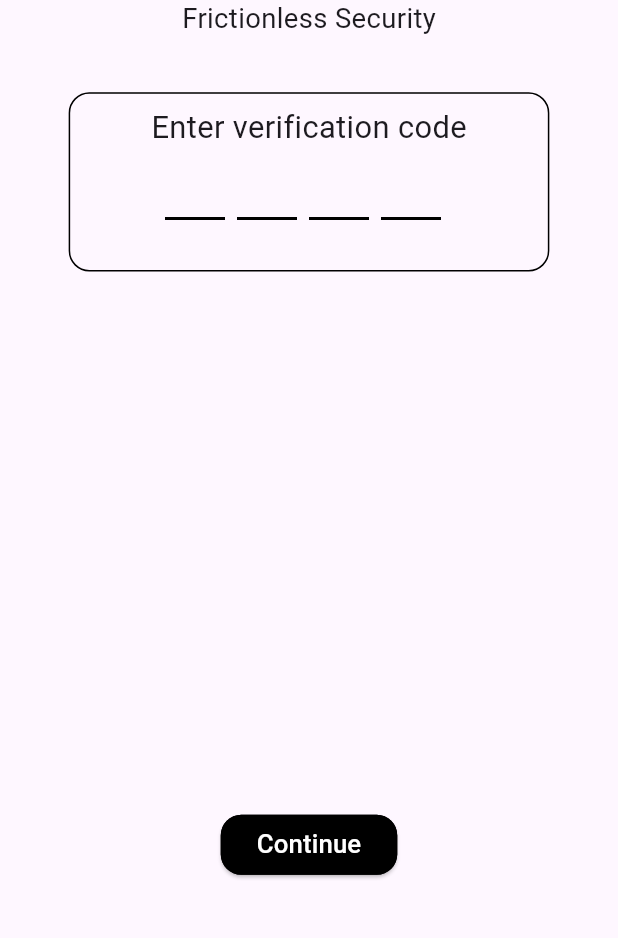
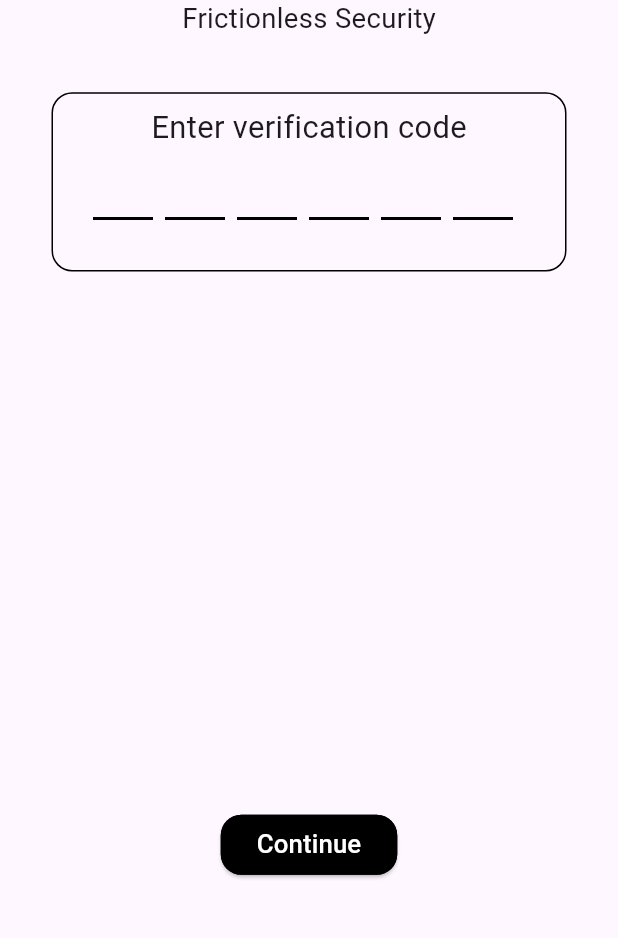
Before and after one commit to ahmedmsaaid/password_manager, a Flutter app: the VerificationScreen screen opened directly, on a phone screen of 412 x 824 dp, the part 271-1209 px from its top. Run offline on Flutter 3.47's test engine with Material 3 defaults, Android fonts, the phone set to English and light mode, and no system bars; drawn by our look-alikes of flutter_otp_text_field; our stand-ins replace bloc, easy_localization, firebase_auth, firebase_core, flutter_bloc, flutter_screenutil and 1 more; accounts and stored records are empty.

Commit message:
login with phone auth

```diff
--- a/assets/translations/ar.json
+++ b/assets/translations/ar.json
@@ -74,7 +74,8 @@
   "homeIcon": "الصفحة الرئيسيه",
   "searchIcon": "بحث",
   "analysisIcon":"تحليل",
-  "settingIcon": "الاعدادات"
+  "settingIcon": "الاعدادات",
+   "wrongOtp":"رمز OTP غير صالح"
 
 
 
--- a/assets/translations/en.json
+++ b/assets/translations/en.json
@@ -74,7 +74,8 @@
   "homeIcon": "HOME",
   "searchIcon": "SEARCH",
   "analysisIcon":"ANALYSIS",
-  "settingIcon": "SETTING"
+  "settingIcon": "SETTING",
+  "wrongOtp":"Invalid OTP Code"
 
 
 
--- a/lib/view/screens/Login_register/verification_screen.dart
+++ b/lib/view/screens/Login_register/verification_screen.dart
@@ -1,22 +1,43 @@
 import 'package:easy_localization/easy_localization.dart';
 import 'package:flutter/material.dart';
+import 'package:flutter_bloc/flutter_bloc.dart';
 import 'package:flutter_otp_text_field/flutter_otp_text_field.dart';
 import 'package:flutter_screenutil/flutter_screenutil.dart';
 import 'package:password_manager/core/widgets/navigator.dart';
+import 'package:password_manager/view/screens/home/home/home_screen.dart';
+
+import 'package:password_manager/view/view_model/cubits/auth/auth_cubit.dart';
 
 import '../../../translation/locate_keys.g.dart';
-import '../home/home/home_screen.dart';
-import '../home/passwords/passwords.dart';
 
 class VerificationScreen extends StatelessWidget {
   const VerificationScreen({super.key});
-
   @override
   Widget build(BuildContext context) {
-    return Scaffold(
+    var cubit = AuthCubit.get(context);
+    String otp = '';
+
+    return BlocListener<AuthCubit, AuthState>(
+      listener: (context, state) {},
+      child: BlocListener<AuthCubit, AuthState>(
+        listenWhen: (previous, current) {
+          return previous != current;
+        },
+        listener: (context, state) {
+          if (state is Success) {
+            Navigation.push(context, HomeScreen());
+          } else if (state is Error) {
+            ScaffoldMessenger.of(context).showSnackBar(SnackBar(
+              content: Text(LocaleKeys.wrongOtp.tr()),
+              backgroundColor: Colors.red,
+              duration: Duration(seconds: 3),
+            ));
+          }
+        },
+        child: Scaffold(
           body: Center(
-        child: ListView(
-          children: [Column(
+            child: ListView(children: [
+              Column(
                 children: [
                   SizedBox(
                     height: 30.h,
@@ -38,41 +59,45 @@ class VerificationScreen extends StatelessWidget {
                     height: 30.h,
                   ),
                   Container(
-                width: 280.w,
+                    width: 300.w,
                     height: 100.h,
-
                     decoration: BoxDecoration(
                       borderRadius: BorderRadius.circular(12.sp),
-                  border:   Border.all(
+                      border: Border.all(
                         color: Colors.black,
-
                       ),
-
                     ),
                     child: Column(
                       children: [
-                    SizedBox(height: 6.h,),
-                    Text(LocaleKeys.enterVerificationCode.tr(),style: TextStyle(fontSize: 18.sp),),
-                    OtpTextField(keyboardType: TextInputType.number,
-
+                        SizedBox(
+                          height: 6.h,
+                        ),
+                        Text(
+                          LocaleKeys.enterVerificationCode.tr(),
+                          style: TextStyle(fontSize: 18.sp),
+                        ),
+                        OtpTextField(
+                          onSubmit: (String verificationCode) {
+                            otp = verificationCode;
+                          },
+                          keyboardType: TextInputType.number,
                           fillColor: Colors.black,
                           focusedBorderColor: Colors.green,
                           enabledBorderColor: Colors.black,
                           cursorColor: Colors.green,
-
-
-                      decoration: InputDecoration(
-                          border: OutlineInputBorder()
-                      ),),
-
+                          decoration:
+                              InputDecoration(border: OutlineInputBorder()),
+                          numberOfFields: 6,
+                        ),
                       ],
                     ),
                   ),
-              SizedBox(height: 300.h,),
+                  SizedBox(
+                    height: 300.h,
+                  ),
                   ElevatedButton(
                     onPressed: () {
-                  Navigation.push(context, HomeScreen());
-
+                      cubit.submitOtp(otp);
                     },
                     child: Text(
                       LocaleKeys.go.tr(),
@@ -86,7 +111,9 @@ class VerificationScreen extends StatelessWidget {
                         backgroundColor: Colors.black),
                   ),
                 ],
-          ),]
+              ),
+            ]),
+          ),
         ),
       ),
     );
--- a/lib/view/view_model/cubits/auth/auth_state.dart
+++ b/lib/view/view_model/cubits/auth/auth_state.dart
@@ -4,5 +4,19 @@ part of 'auth_cubit.dart';
 sealed class AuthState {}
 
 final class AuthInitial extends AuthState {}
+
 final class ChangePasswordIconState extends AuthState {}
+
 final class PageChanged extends AuthState {}
+
+final class Loading extends AuthState {}
+
+final class Success extends AuthState {}
+
+final class CodeSent extends AuthState {}
+
+final class Error extends AuthState {
+  final String msg;
+
+  Error({required this.msg});
+}
--- a/pubspec.yaml
+++ b/pubspec.yaml
@@ -43,6 +43,7 @@ dependencies:
   password_strength_checker: ^1.2.3
   password_generate: ^0.0.3
   firebase_core: ^2.24.2
+  firebase_auth: ^4.16.0
 
 dev_dependencies:
   flutter_test:
```
Also changed, not shown: lib/main.dart (+13 -6 lines), lib/my_app.dart (+6 -8 lines), lib/view/screens/Login_register/Login_register.dart (+30 -18 lines), lib/view/screens/splash/splash_screen.dart (+18 -9 lines), lib/view/view_model/cubits/auth/auth_cubit.dart (+76 -9 lines), lib/translation/locate_keys.g.dart, pubspec.lock, 3 other files. Lines whose indentation alone changed are shown as unchanged.
